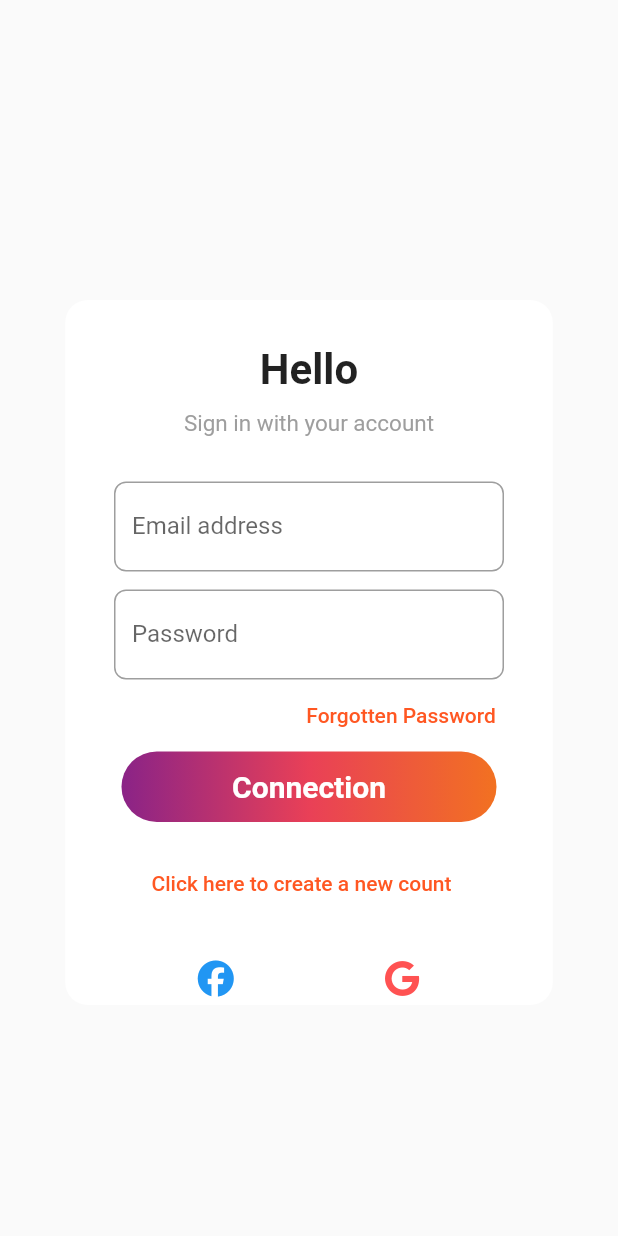
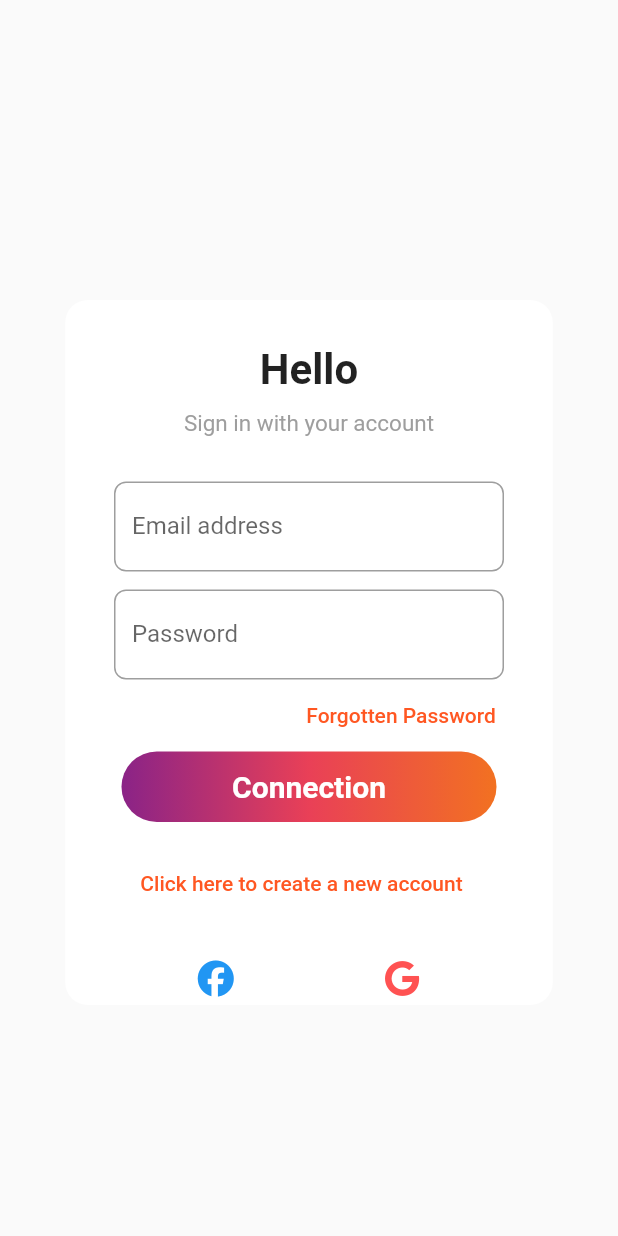
Before and after one commit to francoisbaudouin/LaZone, a Flutter app: the screen it shows after launch, on a phone screen of 412 x 824 dp. Run offline on Flutter 3.47's test engine with Material 2 defaults, Android fonts, the phone set to English and light mode, and no system bars; our stand-ins replace font_awesome_flutter, responsive_framework.

Commit message:
[FIX) message to create new account

```diff
--- a/flutter_application/lib/tools/sign_in_tools.dart
+++ b/flutter_application/lib/tools/sign_in_tools.dart
@@ -91,7 +91,7 @@ class CreateAccount extends StatelessWidget {
                 MaterialPageRoute(builder: (context) => const SignUpApp()),
               );
             },
-            child:const Text("Click here to create a new count",
+            child:const Text("Click here to create a new account",
               style: TextStyle(
                   color: Colors.deepOrange
               ),
```
